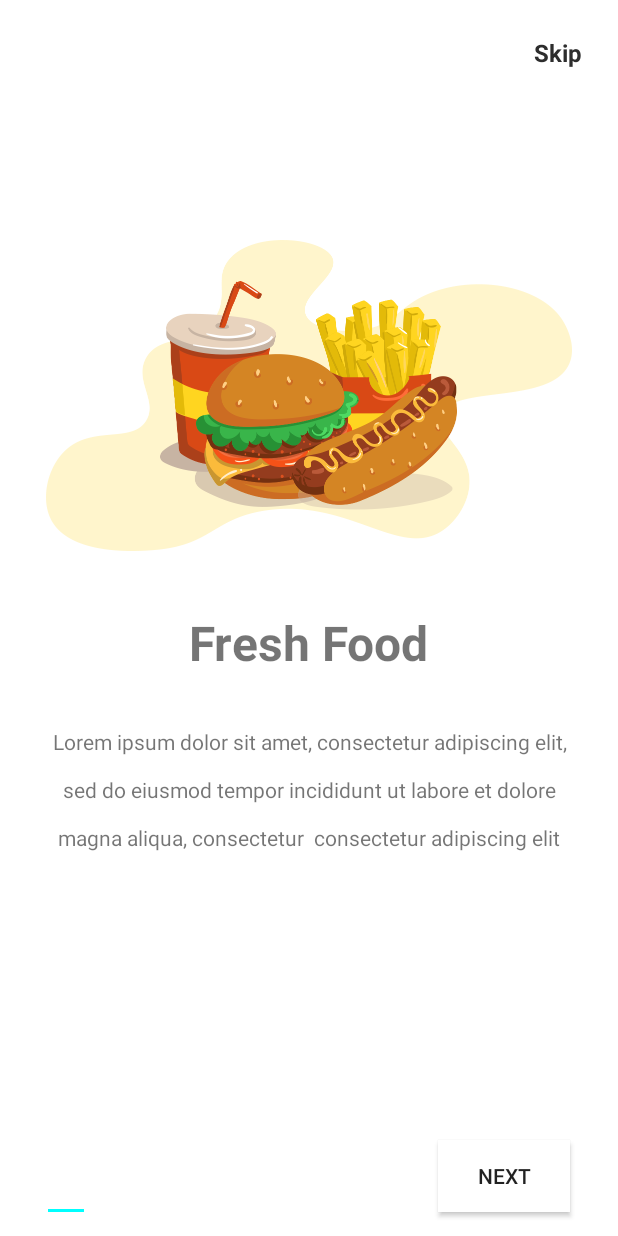
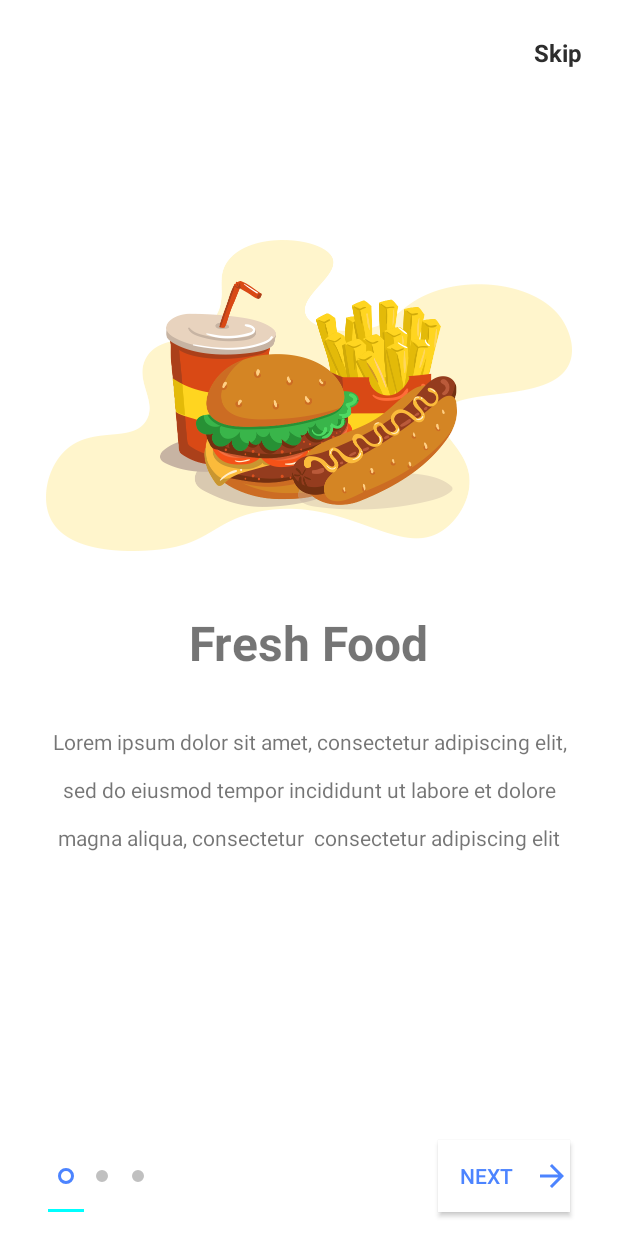
Before and after one commit to vladdossik/Bixer-btc-app-, an Android app: the screen it shows after launch (IntroActivity), on a phone screen of 412 x 824 dp. Run offline under Robolectric (Android 15) with nearby library versions, the phone set to English and light mode, and no system bars.

Commit message:
add intro

```diff
--- /dev/null
+++ b/app/src/main/res/drawable-xhdpi/btn_gradient_style.xml
@@ -0,0 +1,11 @@
+<?xml version="1.0" encoding="utf-8"?>
+<shape xmlns:android="http://schemas.android.com/apk/res/android">
+
+    <corners android:radius="6dp"></corners>
+
+
+    <gradient android:startColor="@color/gradient_start_color"
+        android:endColor="@color/gradient_end_color" />
+
+
+</shape>
--- /dev/null
+++ b/app/src/main/res/drawable-xhdpi/ic_arrow_forward_black_24dp.xml
@@ -0,0 +1,9 @@
+<vector xmlns:android="http://schemas.android.com/apk/res/android"
+        android:width="24dp"
+        android:height="24dp"
+        android:viewportWidth="24.0"
+        android:viewportHeight="24.0">
+    <path
+        android:fillColor="#FF000000"
+        android:pathData="M12,4l-1.41,1.41L16.17,11H4v2h12.17l-5.58,5.59L12,20l8,-8z"/>
+</vector>
--- /dev/null
+++ b/app/src/main/res/drawable-xhdpi/indicator_default.xml
@@ -0,0 +1,23 @@
+<?xml version="1.0" encoding="utf-8"?>
+<layer-list xmlns:android="http://schemas.android.com/apk/res/android">
+
+    <item>
+
+        <shape android:shape="ring"
+                android:innerRadius="0dp"
+                android:thickness="4dp"
+                android:useLevel="false">
+
+            <solid android:color="@color/tab_indicator_gray" />
+
+
+
+        </shape>
+
+
+
+    </item>
+
+
+
+</layer-list>
--- /dev/null
+++ b/app/src/main/res/drawable-xhdpi/indicator_selected.xml
@@ -0,0 +1,23 @@
+<?xml version="1.0" encoding="utf-8"?>
+<layer-list xmlns:android="http://schemas.android.com/apk/res/android">
+
+    <item>
+
+        <shape android:shape="ring"
+            android:innerRadius="3dp"
+            android:thickness="2dp"
+            android:useLevel="false">
+
+            <solid android:color="@color/gradient_start_color" />
+
+
+
+        </shape>
+
+
+
+    </item>
+
+
+
+</layer-list>
--- /dev/null
+++ b/app/src/main/res/drawable-xhdpi/indicator_selector.xml
@@ -0,0 +1,12 @@
+<?xml version="1.0" encoding="utf-8"?>
+<selector xmlns:android="http://schemas.android.com/apk/res/android">
+
+
+    <item android:drawable="@drawable/indicator_selected"
+            android:state_selected="true" />
+
+    <item android:drawable="@drawable/indicator_default" />
+
+
+
+</selector>
--- a/app/src/main/res/layout/activity_intro.xml
+++ b/app/src/main/res/layout/activity_intro.xml
@@ -26,8 +26,10 @@
         android:layout_marginRight="32dp"
         android:layout_marginBottom="16dp"
         android:background="#fff"
+        android:drawableRight="@drawable/ic_arrow_forward_black_24dp"
+        android:drawableTint="@color/gradient_start_color"
         android:text="Next"
-
+        android:textColor="@color/gradient_start_color"
         app:layout_constraintBottom_toBottomOf="parent"
         app:layout_constraintEnd_toEndOf="parent" />
 
@@ -44,7 +46,7 @@
         app:layout_constraintEnd_toStartOf="@+id/btn_next"
         app:layout_constraintHorizontal_bias="0.0"
         app:layout_constraintStart_toStartOf="parent"
->
+        app:tabBackground="@drawable/indicator_selector">
 
     </android.support.design.widget.TabLayout>
 
@@ -58,6 +60,7 @@
         android:layout_marginEnd="8dp"
         android:layout_marginRight="8dp"
         android:layout_marginBottom="64dp"
+        android:background="@drawable/btn_gradient_style"
         android:text="Get Started"
         android:textColor="#fff"
         app:layout_constraintBottom_toBottomOf="parent"
--- a/app/src/main/res/values/colors.xml
+++ b/app/src/main/res/values/colors.xml
@@ -8,4 +8,15 @@
     <color name="colorBackground">#f9f9fa</color>
     <color name="colorTextSubtitle">#4e4e4e</color>
     <color name="colorTextTitle">#262626</color>
+
+    <color name="gradient_start_color">#4c84ff</color>
+    <color name="gradient_end_color">#18a3fe</color>
+
+
+    <!-- colors for tab and screent text -->
+
+    <color name="tab_indicator_gray">#c0c0c0</color>
+    <color name="intro_title_color">#000000</color>
+    <color name="intro_description_color">#656565</color>
+
 </resources>
```
